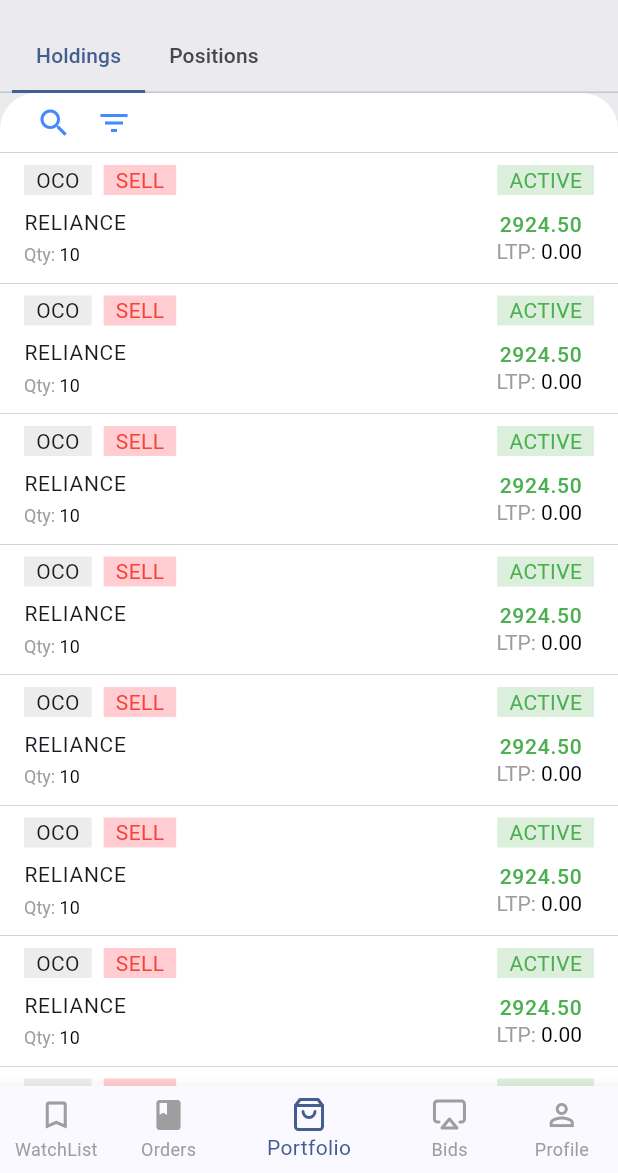
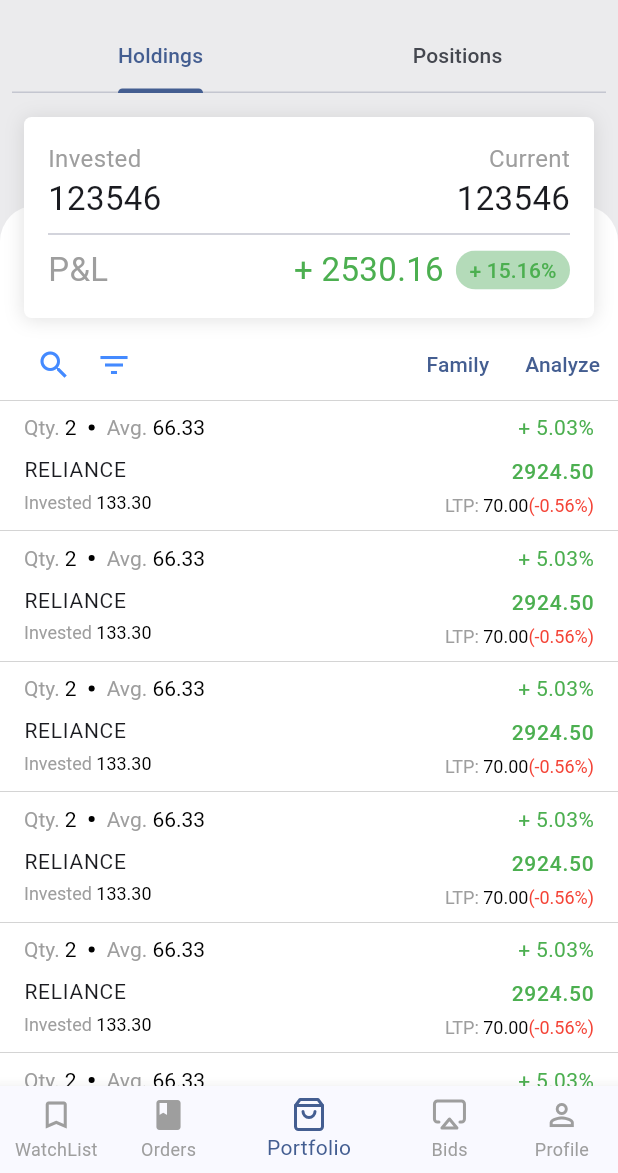
Before and after one commit to RS6765/zerodha-clone-flutter, a Flutter app: the screen it shows after launch, item 3 of the bottom bar chosen, on a phone screen of 412 x 824 dp, the part 63-1236 px from its top. Run offline on Flutter 3.47's test engine with Material 3 defaults, Android fonts, the phone set to English and light mode, and no system bars; our stand-ins replace flutter_feather_icons, get.

Commit message:
design portfolio

```diff
--- /dev/null
+++ b/lib/app/modules/home/views/holdings_view.dart
@@ -0,0 +1,172 @@
+import '../../../file_provider.dart';
+import '../widgets/holdings_list_tile.dart';
+
+class HoldingsView extends StatelessWidget {
+  const HoldingsView({super.key});
+
+  @override
+  Widget build(BuildContext context) {
+    return Stack(
+      children: [
+        Positioned(
+          top: 75,
+          height: Get.height * 0.715,
+          width: Get.width,
+          child: Container(
+            decoration: const BoxDecoration(
+              color: Colors.white,
+              borderRadius: BorderRadius.vertical(
+                top: Radius.circular(24),
+              ),
+            ),
+            child: ListView.builder(
+              itemCount: 50,
+              primary: false,
+              shrinkWrap: true,
+              itemBuilder: (context, index) {
+                if (index == 0) {
+                  return Column(
+                    children: [
+                      const SizedBox(height: 82),
+                      Row(
+                        mainAxisAlignment: MainAxisAlignment.spaceBetween,
+                        children: [
+                          Row(
+                            mainAxisAlignment: MainAxisAlignment.start,
+                            children: [
+                              const SizedBox(
+                                width: 16,
+                              ),
+                              IconButton(
+                                icon: const Icon(Icons.search),
+                                onPressed: () {},
+                                visualDensity: const VisualDensity(horizontal: -4, vertical: -2),
+                              ),
+                              IconButton(
+                                icon: const Icon(Icons.filter_list),
+                                onPressed: () {},
+                                visualDensity: const VisualDensity(horizontal: -4, vertical: -2),
+                              ),
+                            ],
+                          ),
+                          Row(
+                            mainAxisAlignment: MainAxisAlignment.start,
+                            children: [
+                              TextButton(onPressed: () {}, child: const Text("Family")),
+                              TextButton(onPressed: () {}, child: const Text("Analyze")),
+                            ],
+                          )
+                        ],
+                      ),
+                      const Divider(
+                        height: 0,
+                        color: Colors.grey,
+                        thickness: 0.3,
+                      )
+                    ],
+                  );
+                } else {
+                  return const HoldingsListTile();
+                }
+              },
+            ),
+          ),
+        ),
+        Positioned(
+          height: 150,
+          top: 8,
+          width: Get.width,
+          child: Padding(
+            padding: const EdgeInsets.symmetric(vertical: 8.0, horizontal: 16),
+            child: Container(
+              decoration: BoxDecoration(borderRadius: BorderRadius.all(Radius.circular(5)), color: Colors.white, boxShadow: [
+                BoxShadow(
+                  color: Colors.grey.withOpacity(0.3),
+                  blurRadius: 10,
+                  spreadRadius: 0.2,
+                  offset: Offset(0, 1),
+                )
+              ]),
+              height: 100,
+              child: Padding(
+                padding: const EdgeInsets.all(16),
+                child: Column(
+                  children: [
+                    const Row(
+                      mainAxisAlignment: MainAxisAlignment.spaceBetween,
+                      children: [
+                        Column(
+                          crossAxisAlignment: CrossAxisAlignment.start,
+                          children: [
+                            Text(
+                              "Invested",
+                              style: TextStyle(color: Colors.grey, fontSize: 16),
+                            ),
+                            Text(
+                              "123546",
+                              style: TextStyle(fontSize: 22),
+                            ),
+                          ],
+                        ),
+                        Column(
+                          crossAxisAlignment: CrossAxisAlignment.end,
+                          children: [
+                            Text(
+                              "Current",
+                              style: TextStyle(color: Colors.grey, fontSize: 16),
+                            ),
+                            Text(
+                              "123546",
+                              style: TextStyle(fontSize: 22),
+                            ),
+                          ],
+                        ),
+                      ],
+                    ),
+                    const Divider(),
+                    Row(
+                      mainAxisAlignment: MainAxisAlignment.spaceBetween,
+                      children: [
+                        const Text(
+                          "P&L",
+                          style: TextStyle(color: Colors.grey, fontSize: 22),
+                        ),
+                        Row(
+                          children: [
+                            const Text(
+                              "+ 2530.16",
+                              style: TextStyle(color: Colors.green, fontSize: 22),
+                            ),
+                            const SizedBox(
+                              width: 8,
+                            ),
+                            Chip(
+                              backgroundColor: Colors.green.withOpacity(0.4),
+                              shape: const RoundedRectangleBorder(
+                                borderRadius: BorderRadius.all(Radius.circular(20)),
+                                side: BorderSide(
+                                  color: Colors.transparent,
+                                ),
+                              ),
+                              color: MaterialStateProperty.all(Colors.green.withOpacity(0.4)),
+                              label: const Text(
+                                "+ 15.16%",
+                                style: TextStyle(color: Colors.green),
+                              ),
+                              padding: EdgeInsets.zero,
+                              visualDensity: const VisualDensity(horizontal: -4, vertical: -4),
+                            )
+                          ],
+                        ),
+                      ],
+                    ),
+                  ],
+                ),
+              ),
+            ),
+          ),
+        ),
+      ],
+    );
+  }
+}
--- a/lib/app/modules/home/views/portfolio_view.dart
+++ b/lib/app/modules/home/views/portfolio_view.dart
@@ -1,12 +1,11 @@
-import 'package:flutter/material.dart';
-
-import 'package:get/get.dart';
-
+import 'package:treding/app/file_provider.dart';
+import 'package:treding/app/modules/home/views/position_view.dart';
 import '../controllers/home_controller.dart';
-import '../widgets/order_stock_list_tile.dart';
+import 'holdings_view.dart';
 
 class PortfolioView extends GetView<HomeController> {
   const PortfolioView({Key? key}) : super(key: key);
+
   @override
   Widget build(BuildContext context) {
     return GetBuilder<HomeController>(
@@ -17,81 +16,22 @@ class PortfolioView extends GetView<HomeController> {
             appBar: AppBar(
               backgroundColor: const Color(0xFFebebed),
               title: const Text('Portfolio'),
-              actions: [
-                IconButton(
-                    onPressed: () {},
-                    icon: const Icon(Icons.keyboard_arrow_down_outlined,
-                        size: 32, color: Colors.black))
-              ],
+              actions: [IconButton(onPressed: () {}, icon: const Icon(Icons.keyboard_arrow_down_outlined, size: 32, color: Colors.black))],
               bottom: TabBar(
-                isScrollable: true,
                 onTap: (value) {
                   controller.update(["Portfolio"]);
                 },
                 controller: controller.tabController,
                 padding: const EdgeInsets.symmetric(horizontal: 8.0),
                 labelPadding: const EdgeInsets.symmetric(horizontal: 16.0),
-                indicatorSize: TabBarIndicatorSize.tab,
-                tabAlignment: TabAlignment.start,
-                tabs:
-                    controller.portfolioTabs.map((e) => Tab(text: e)).toList(),
+                tabs: controller.portfolioTabs.map((e) => Tab(text: e)).toList(),
               ),
             ),
             body: TabBarView(
               controller: controller.tabController,
-              children: [
-                Container(
-                  decoration: const BoxDecoration(
-                      color: Colors.white,
-                      borderRadius:
-                          BorderRadius.vertical(top: Radius.circular(24))),
-                  child: ListView.builder(
-                    itemCount: 50,
-                    itemBuilder: (context, index) {
-                      if (index == 0) {
-                        // Row for search and filter icons at the first index
-                        return Column(
-                          children: [
-                            Row(
-                              mainAxisAlignment: MainAxisAlignment.start,
-                              children: [
-                                const SizedBox(
-                                  width: 16,
-                                ),
-                                IconButton(
-                                  icon: const Icon(Icons.search),
-                                  onPressed: () {},
-                                  visualDensity: const VisualDensity(
-                                      horizontal: -4, vertical: -2),
-                                ),
-                                // Filter icon
-                                IconButton(
-                                  icon: const Icon(Icons.filter_list),
-                                  onPressed: () {},
-                                  visualDensity: const VisualDensity(
-                                      horizontal: -4, vertical: -2),
-                                ),
-                              ],
-                            ),
-                            const Divider(
-                              height: 0,
-                              color: Colors.grey,
-                              thickness: 0.3,
-                            )
-                          ],
-                        );
-                      } else {
-                        return const OrderStockListTile();
-                      }
-                    },
-                  ),
-                ),
-                Center(
-                  child: Text(
-                    controller.portfolioTabs[controller.tabController.index],
-                    style: const TextStyle(fontSize: 20),
-                  ),
-                ),
+              children: const [
+                HoldingsView(),
+                PositionsView(),
               ],
             ),
           );
--- /dev/null
+++ b/lib/app/modules/home/widgets/holdings_list_tile.dart
@@ -0,0 +1,75 @@
+import '../../../file_provider.dart';
+
+class HoldingsListTile extends StatelessWidget {
+  const HoldingsListTile({super.key});
+
+  @override
+  Widget build(BuildContext context) {
+    return Column(
+      children: [
+        const SizedBox(height: 8),
+        Padding(
+          padding: const EdgeInsets.symmetric(horizontal: 16.0),
+          child: Row(
+            mainAxisAlignment: MainAxisAlignment.spaceBetween,
+            children: [
+              Row(
+                children: [
+                  RichText(
+                    text: const TextSpan(text: 'Qty. ', style: TextStyle(color: Colors.grey, fontSize: 14), children: <TextSpan>[
+                      TextSpan(text: '2', style: TextStyle(color: Colors.black, fontSize: 14)),
+                    ]),
+                  ),
+                  const SizedBox(width: 8),
+                  Container(
+                    height: 4,
+                    width: 4,
+                    decoration: const BoxDecoration(shape: BoxShape.circle, color: Colors.black),
+                  ),
+                  const SizedBox(width: 8),
+                  RichText(
+                    text: const TextSpan(text: 'Avg. ', style: TextStyle(color: Colors.grey, fontSize: 14), children: <TextSpan>[
+                      TextSpan(text: '66.33', style: TextStyle(color: Colors.black, fontSize: 14)),
+                    ]),
+                  ),
+                ],
+              ),
+              const Text(
+                "+ 5.03%",
+                style: TextStyle(color: Colors.green),
+              )
+            ],
+          ),
+        ),
+        ListTile(
+          key: UniqueKey(),
+          title: const Text("RELIANCE", style: TextStyle(fontSize: 14)),
+          subtitle: Padding(
+            padding: const EdgeInsets.symmetric(vertical: 4.0),
+            child: RichText(
+              text: const TextSpan(text: 'Invested ', style: TextStyle(color: Colors.grey, fontSize: 12), children: <TextSpan>[
+                TextSpan(text: '133.30', style: TextStyle(color: Colors.black, fontSize: 12)),
+              ]),
+            ),
+          ),
+          trailing: Column(
+            crossAxisAlignment: CrossAxisAlignment.end,
+            children: [
+              const Text("2924.50", style: TextStyle(color: Colors.green, fontSize: 14)),
+              const SizedBox(height: 6,),
+              RichText(
+                  text: const TextSpan(text: 'LTP: ', style: TextStyle(color: Colors.grey, fontSize: 12), children: <TextSpan>[
+                TextSpan(text: '70.00', style: TextStyle(color: Colors.black, fontSize: 12)),
+                TextSpan(text: '(-0.56%)', style: TextStyle(color: Colors.red, fontSize: 12)),
+              ]))
+              // Text("+20.25(+0.73%)", style: TextStyle(fontSize: 14)),
+            ],
+          ),
+          contentPadding: const EdgeInsets.symmetric(horizontal: 16),
+          visualDensity: const VisualDensity(vertical: -4, horizontal: -4),
+        ),
+        const Divider(height: 0, color: Colors.grey, thickness: 0.3)
+      ],
+    );
+  }
+}
--- a/lib/main.dart
+++ b/lib/main.dart
@@ -7,7 +7,7 @@ import 'app/routes/app_pages.dart';
 void main() {
   runApp(
     GetMaterialApp(
-      title: "Application",
+      title: "Kite",
       initialRoute: AppPages.INITIAL,
       getPages: AppPages.routes,
       debugShowCheckedModeBanner: false,
```
Also changed, not shown: lib/app/modules/home/views/position_view.dart (added, +112 -0 lines), lib/app/modules/home/views/watchList_view.dart (+16 -66 lines), lib/app/modules/home/widgets/position_list_tile.dart (added, +71 -0 lines), 6 other files.
